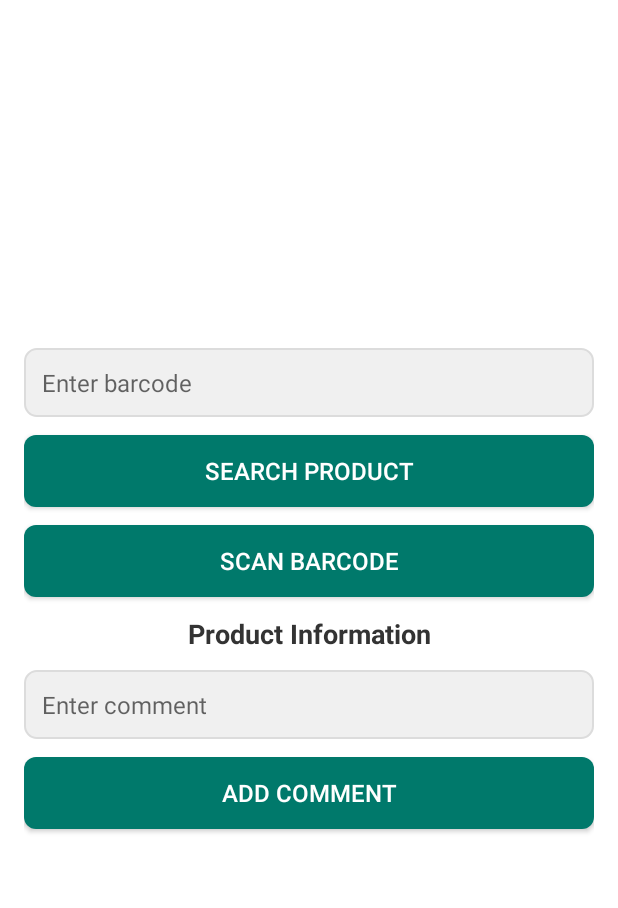
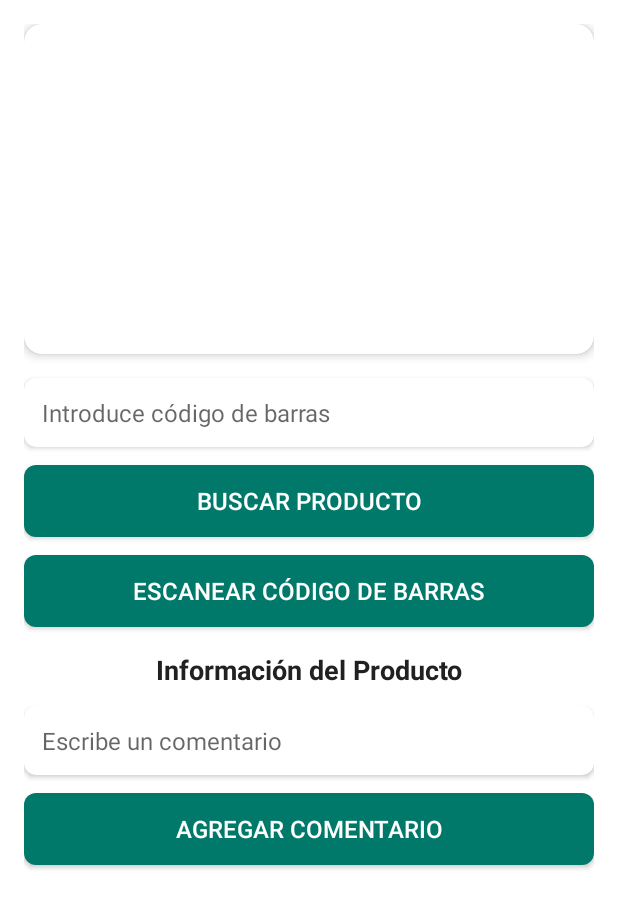
Before and after one commit to porropol13/appproductes, an Android app: the screen it shows after launch (MainActivity), on a phone screen of 412 x 824 dp. Shown: the top 908 px of the screen. Run offline under Robolectric (Android 15) with nearby library versions, the phone set to English and light mode, and no system bars; our stand-ins replace Firebase (no records; nobody signed in at launch, a user with empty details on screens opened directly); libraries missing offline, so code that uses them is left out: com.google.zxing.integration, com.journeyapps.barcodescanner.

Commit message:
Se cambia la interfaz

```diff
--- a/app/src/main/res/layout/activity_main.xml
+++ b/app/src/main/res/layout/activity_main.xml
@@ -1,4 +1,6 @@
+<?xml version="1.0" encoding="utf-8"?>
 <ScrollView xmlns:android="http://schemas.android.com/apk/res/android"
+    xmlns:card_view="http://schemas.android.com/apk/res-auto"
     android:layout_width="match_parent"
     android:layout_height="match_parent"
     android:padding="16dp"
@@ -10,91 +12,125 @@
         android:orientation="vertical"
         android:gravity="center">
 
-        <!-- Aquí colocas el ImageView para mostrar la imagen del producto -->
+        <!-- ======= Encapsular imagen en CardView para sombra y esquinas redondeadas ======= -->
+        <androidx.cardview.widget.CardView
+            android:layout_width="match_parent"
+            android:layout_height="220dp"
+            card_view:cardCornerRadius="12dp"
+            card_view:cardElevation="4dp"
+            android:layout_marginBottom="16dp">
+
             <ImageView
                 android:id="@+id/productImage"
                 android:layout_width="match_parent"
-            android:layout_height="200dp"
-            android:scaleType="fitCenter"
-            android:layout_marginBottom="16dp"
+                android:layout_height="match_parent"
+                android:scaleType="centerCrop"
                 android:contentDescription="Product Image" />
+        </androidx.cardview.widget.CardView>
+
+        <!-- ======= Barcode Input con sombra y esquinas redondeadas ======= -->
+        <androidx.cardview.widget.CardView
+            android:layout_width="match_parent"
+            android:layout_height="wrap_content"
+            card_view:cardCornerRadius="8dp"
+            card_view:cardElevation="2dp"
+            android:layout_marginBottom="12dp">
 
             <EditText
                 android:id="@+id/barcodeInput"
                 android:layout_width="match_parent"
                 android:layout_height="wrap_content"
-            android:layout_marginBottom="12dp"
-            android:hint="Enter barcode"
+                android:hint="Introduce código de barras"
                 android:padding="12dp"
-            android:background="@drawable/rounded_border"
+                android:background="@android:color/transparent"
                 android:textColor="#333333"
                 android:textSize="16sp"
                 android:inputType="text" />
+        </androidx.cardview.widget.CardView>
 
+        <!-- ======= Botón Buscar Producto ======= -->
         <Button
             android:id="@+id/scanButton"
             android:layout_width="match_parent"
-            android:layout_height="wrap_content"
+            android:layout_height="48dp"
             android:layout_marginBottom="12dp"
-            android:text="Search Product"
+            android:text="Buscar Producto"
             android:textColor="@android:color/white"
             android:background="@drawable/button_background"
-            android:padding="12dp"
             android:textSize="16sp" />
 
+        <!-- ======= Botón Escanear con Cámara ======= -->
         <Button
             android:id="@+id/scanCameraButton"
             android:layout_width="match_parent"
-            android:layout_height="wrap_content"
-            android:layout_marginBottom="12dp"
-            android:text="Scan Barcode"
+            android:layout_height="48dp"
+            android:layout_marginBottom="16dp"
+            android:text="Escanear Código de Barras"
             android:textColor="@android:color/white"
             android:background="@drawable/button_background"
-            android:padding="12dp"
             android:textSize="16sp" />
 
+        <!-- ======= Título de sección ======= -->
         <TextView
             android:id="@+id/productInfo"
             android:layout_width="match_parent"
             android:layout_height="wrap_content"
-            android:text="Product Information"
-            android:textColor="#333333"
+            android:text="Información del Producto"
+            android:textColor="#212121"
             android:textSize="18sp"
             android:textStyle="bold"
             android:layout_marginBottom="12dp"
             android:gravity="center" />
 
+        <!-- ======= Campo Comentario con sombra ======= -->
+        <androidx.cardview.widget.CardView
+            android:layout_width="match_parent"
+            android:layout_height="wrap_content"
+            card_view:cardCornerRadius="8dp"
+            card_view:cardElevation="2dp"
+            android:layout_marginBottom="12dp">
+
             <EditText
                 android:id="@+id/commentInput"
                 android:layout_width="match_parent"
                 android:layout_height="wrap_content"
-            android:layout_marginBottom="12dp"
-            android:hint="Enter comment"
+                android:hint="Escribe un comentario"
                 android:padding="12dp"
-            android:background="@drawable/rounded_border"
+                android:background="@android:color/transparent"
                 android:textColor="#333333"
                 android:textSize="16sp"
                 android:inputType="textMultiLine" />
+        </androidx.cardview.widget.CardView>
 
+        <!-- ======= Botón Añadir Comentario ======= -->
         <Button
             android:id="@+id/commentButton"
             android:layout_width="match_parent"
-            android:layout_height="wrap_content"
-            android:layout_marginBottom="12dp"
-            android:text="Add Comment"
+            android:layout_height="48dp"
+            android:layout_marginBottom="16dp"
+            android:text="Agregar Comentario"
             android:textColor="@android:color/white"
             android:background="@drawable/button_background"
-            android:padding="12dp"
             android:textSize="16sp" />
+
+        <!-- ======= ListView de productos con fondo blanco y separación ======= -->
+        <androidx.cardview.widget.CardView
+            android:layout_width="match_parent"
+            android:layout_height="wrap_content"
+            card_view:cardCornerRadius="8dp"
+            card_view:cardElevation="2dp"
+            android:paddingTop="8dp"
+            android:paddingBottom="8dp"
+            android:layout_marginTop="8dp"
+            android:layout_marginBottom="16dp">
 
             <ListView
                 android:id="@+id/productList"
                 android:layout_width="match_parent"
                 android:layout_height="wrap_content"
                 android:divider="@android:color/darker_gray"
-            android:dividerHeight="1dp"
-            android:layout_marginTop="12dp"
-            android:paddingTop="8dp" />
+                android:dividerHeight="1dp" />
+        </androidx.cardview.widget.CardView>
 
     </LinearLayout>
 </ScrollView>
```
Lines whose indentation alone changed are shown as unchanged.
